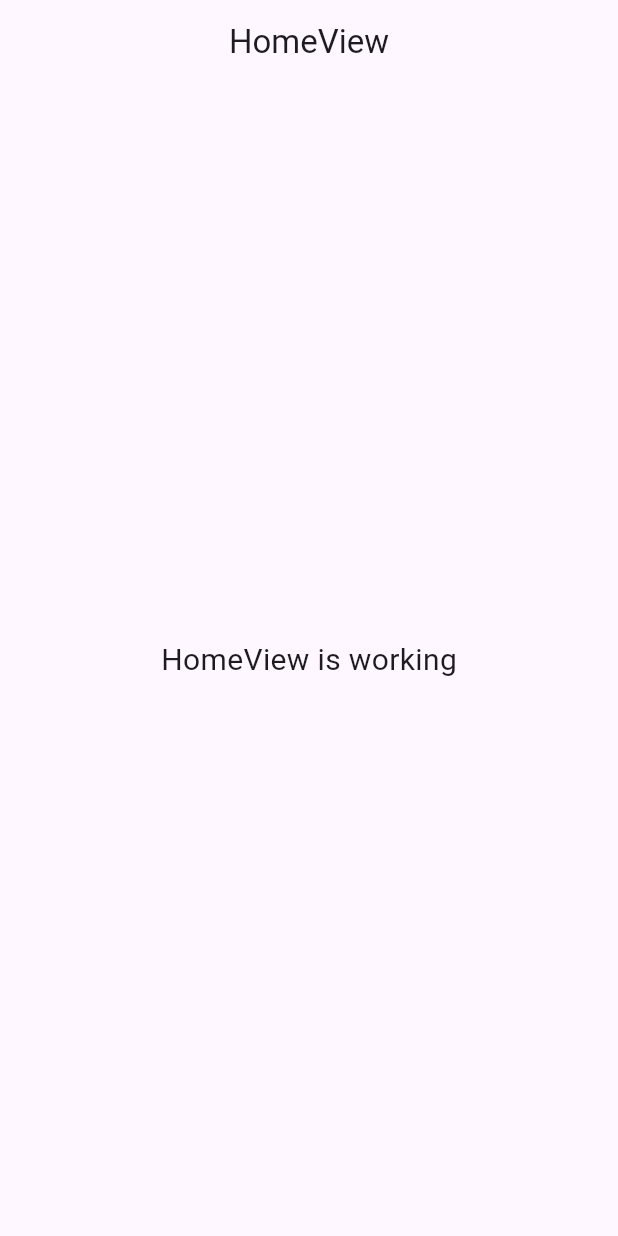
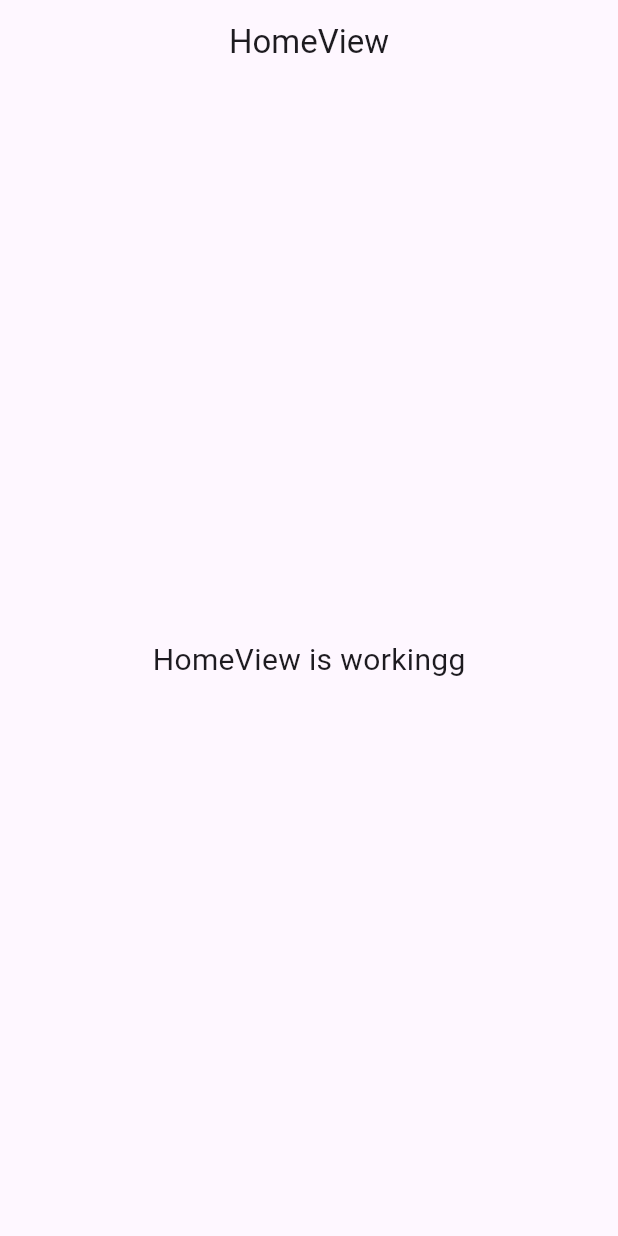
Before and after one commit to muuri19/HerbCalm, a Flutter app: the screen it shows after launch, on a phone screen of 412 x 824 dp. Run offline on Flutter 3.47's test engine with Material 3 defaults, Android fonts, the phone set to English and light mode, and no system bars; our stand-ins replace get, google_fonts.

Commit message:
Update home view

```diff
--- a/lib/app/modules/home/views/home_view.dart
+++ b/lib/app/modules/home/views/home_view.dart
@@ -15,7 +15,7 @@ class HomeView extends GetView<HomeController> {
       ),
       body: const Center(
         child: Text(
-          'HomeView is working',
+          'HomeView is workingg',
           style: TextStyle(fontSize: 20),
         ),
       ),
```
